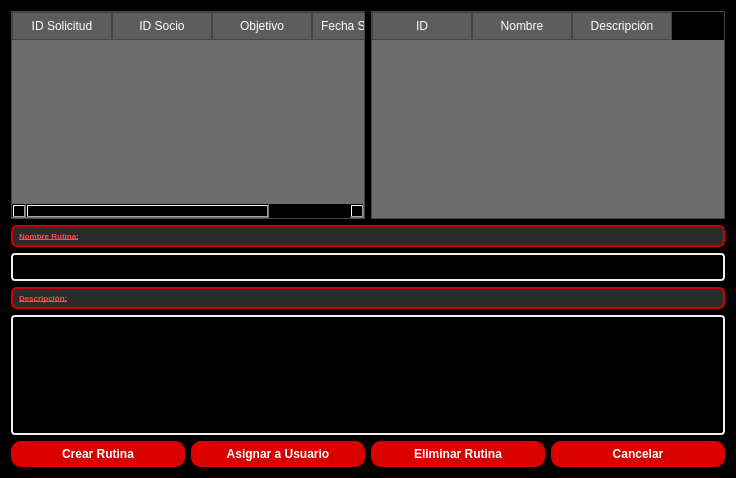
OscaarMG/campasgym, file src/vista/ui/CrearRutina.ui: the form before one commit.
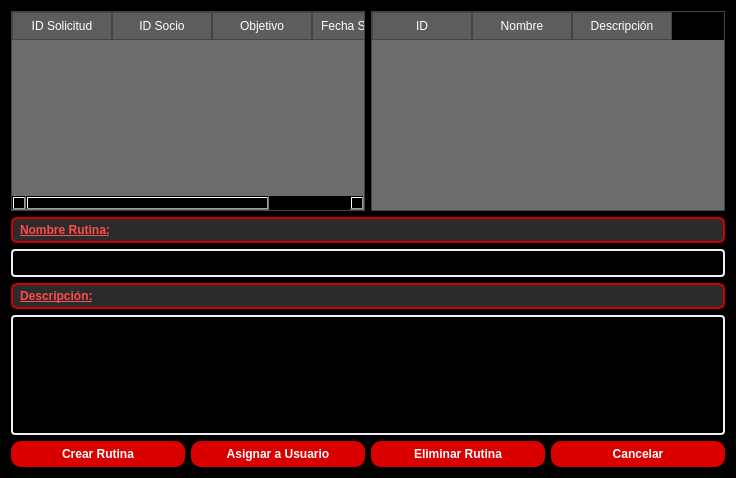
The form after the commit.

What changed in the file:
```diff
--- a/src/vista/ui/CrearRutina.ui
+++ b/src/vista/ui/CrearRutina.ui
@@ -260,7 +260,7 @@
     color: #ff4c4c;              
     border: 2px solid #cc0000;     
     padding: 4px;
-    font-size: 8px;
+    font-size: 12px;
     font-weight: bold;
     border-radius: 6px;
 }
@@ -295,7 +295,7 @@
     color: #ff4c4c;              
     border: 2px solid #cc0000;     
     padding: 4px;
-    font-size: 8px;
+    font-size: 12px;
     font-weight: bold;
     border-radius: 6px;
 }
```
